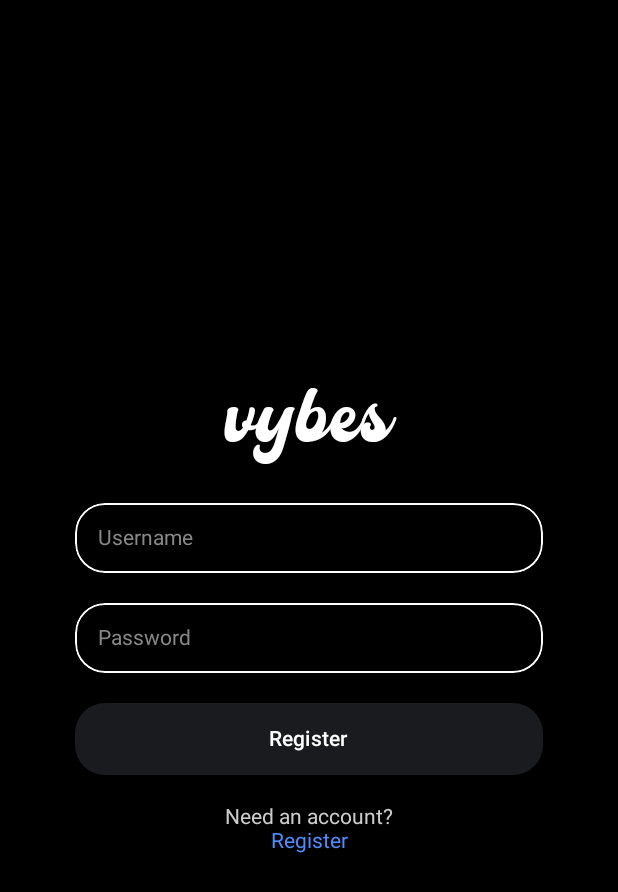
After one commit to PaulLinca/vybes-app, an Android app built with Jetpack Compose: the LoginScreen screen opened through its navigation route, on a phone screen of 412 x 824 dp. The commit adds this screen. Shown: the top 892 px of the screen. Run offline under Robolectric (Android 15) with nearby library versions, the phone set to English and light mode, and no system bars; our stand-ins replace Dagger/Hilt's generated code.

Commit message:
VYBES-APP | Register/Login Functionality

```diff
--- a/app/src/main/java/com/example/vybes/MainActivity.kt
+++ b/app/src/main/java/com/example/vybes/MainActivity.kt
@@ -7,6 +7,8 @@ import androidx.core.splashscreen.SplashScreen.Companion.installSplashScreen
 import androidx.navigation.compose.NavHost
 import androidx.navigation.compose.composable
 import androidx.navigation.compose.rememberNavController
+import com.example.vybes.auth.login.LoginScreen
+import com.example.vybes.auth.register.RegisterScreen
 import com.example.vybes.common.theme.VybesTheme
 import com.example.vybes.feedback.FeedbackScreen
 import com.example.vybes.post.VybePostScreen
@@ -25,7 +27,15 @@ class MainActivity : ComponentActivity() {
         setContent {
             VybesTheme {
                 val navController = rememberNavController()
-                NavHost(navController = navController, startDestination = FeedScreen) {
+                NavHost(navController = navController, startDestination = RegisterScreen) {
+                    composable<RegisterScreen> {
+                        RegisterScreen(onRegister = { navController.navigate(LoginScreen) })
+                    }
+                    composable<LoginScreen> {
+                        LoginScreen(
+                            onLogin = { navController.navigate(FeedScreen) },
+                            onRegister = { navController.navigate(RegisterScreen) })
+                    }
                     composable<FeedScreen> {
                         FeedScreen(navController)
                     }
--- /dev/null
+++ b/app/src/main/java/com/example/vybes/auth/login/LoginScreen.kt
@@ -0,0 +1,140 @@
+package com.example.vybes.auth.login
+
+import androidx.compose.foundation.background
+import androidx.compose.foundation.border
+import androidx.compose.foundation.clickable
+import androidx.compose.foundation.layout.Arrangement
+import androidx.compose.foundation.layout.Column
+import androidx.compose.foundation.layout.Spacer
+import androidx.compose.foundation.layout.fillMaxSize
+import androidx.compose.foundation.layout.fillMaxWidth
+import androidx.compose.foundation.layout.padding
+import androidx.compose.foundation.layout.size
+import androidx.compose.foundation.shape.RoundedCornerShape
+import androidx.compose.material3.Button
+import androidx.compose.material3.ButtonDefaults
+import androidx.compose.material3.Text
+import androidx.compose.runtime.Composable
+import androidx.compose.runtime.collectAsState
+import androidx.compose.runtime.getValue
+import androidx.compose.ui.Alignment
+import androidx.compose.ui.Modifier
+import androidx.compose.ui.draw.clip
+import androidx.compose.ui.graphics.Color
+import androidx.compose.ui.text.style.TextAlign
+import androidx.compose.ui.tooling.preview.Preview
+import androidx.compose.ui.unit.dp
+import androidx.compose.ui.unit.sp
+import androidx.hilt.navigation.compose.hiltViewModel
+import com.example.vybes.auth.service.DummyAuthService
+import com.example.vybes.common.composables.MultilineTextField
+import com.example.vybes.common.theme.Blue
+import com.example.vybes.common.theme.ErrorRed
+import com.example.vybes.common.theme.SpotifyDarkGrey
+import com.example.vybes.common.theme.White
+import com.example.vybes.common.theme.artistsStyle
+import com.example.vybes.common.theme.logoStyle
+import kotlinx.serialization.Serializable
+
+@Serializable
+object LoginScreen
+
+@Composable
+fun LoginScreen(
+    viewModel: LoginViewModel = hiltViewModel(),
+    onLogin: () -> Unit,
+    onRegister: () -> Unit
+) {
+    Column(
+        modifier = Modifier
+            .fillMaxSize()
+            .background(Color.Black)
+            .padding(horizontal = 50.dp),
+        horizontalAlignment = Alignment.CenterHorizontally,
+        verticalArrangement = Arrangement.Center,
+    ) {
+        Text(
+            text = "vybes",
+            color = White,
+            style = logoStyle,
+            fontSize = 50.sp
+        )
+        val isRegisterInfoInvalid by viewModel.isLoginInfoInvalid.collectAsState()
+        Spacer(modifier = Modifier.size(30.dp))
+        if (isRegisterInfoInvalid) {
+            Text(
+                text = "Invalid input",
+                textAlign = TextAlign.Center,
+                color = ErrorRed,
+                style = artistsStyle
+            )
+            Spacer(modifier = Modifier.size(20.dp))
+        }
+        MultilineTextField(
+            value = viewModel.usernameText,
+            onValueChanged = { viewModel.updateUsernameText(it) },
+            textStyle = artistsStyle,
+            hintText = "Username",
+            maxLines = 1,
+            modifier = Modifier
+                .fillMaxWidth()
+                .clip(RoundedCornerShape(20.dp))
+                .background(Color.Black, shape = RoundedCornerShape(20.dp))
+                .border(
+                    1.dp, White, RoundedCornerShape(20.dp)
+                )
+        )
+        Spacer(modifier = Modifier.size(20.dp))
+        MultilineTextField(
+            value = viewModel.passwordText,
+            onValueChanged = { viewModel.updatePasswordText(it) },
+            textStyle = artistsStyle,
+            hintText = "Password",
+            maxLines = 1,
+            modifier = Modifier
+                .fillMaxWidth()
+                .clip(RoundedCornerShape(20.dp))
+                .background(Color.Black, shape = RoundedCornerShape(20.dp))
+                .border(
+                    1.dp, White, RoundedCornerShape(20.dp)
+                )
+        )
+        Spacer(modifier = Modifier.size(20.dp))
+        Button(
+            onClick = {
+                viewModel.login()
+                if (!viewModel.isLoginInfoInvalid.value) {
+                    onLogin()
+                }
+            },
+            modifier = Modifier
+                .fillMaxWidth()
+                .clip(RoundedCornerShape(20.dp))
+                .background(SpotifyDarkGrey),
+            colors = ButtonDefaults.buttonColors(
+                containerColor = SpotifyDarkGrey,
+                contentColor = Color.White,
+                disabledContainerColor = Color.Gray,
+                disabledContentColor = Color.LightGray
+            )
+        ) {
+            Text(text = "Register")
+        }
+        Spacer(modifier = Modifier.size(20.dp))
+        Text(text = "Need an account?", color = Color.LightGray, style = artistsStyle)
+        Text(
+            text = "Register",
+            color = Blue,
+            modifier = Modifier.clickable(
+                onClick = onRegister
+            ),
+            style = artistsStyle
+        )
+    }
+}
+
+@Preview
+@Composable
+fun PreviewLogin() {
+    LoginScreen(LoginViewModel(DummyAuthService()), {}, {})
+}
--- /dev/null
+++ b/app/src/main/java/com/example/vybes/auth/login/LoginViewModel.kt
@@ -0,0 +1,56 @@
+package com.example.vybes.auth.login
+
+import androidx.compose.runtime.getValue
+import androidx.compose.runtime.mutableStateOf
+import androidx.compose.runtime.setValue
+import androidx.lifecycle.ViewModel
+import androidx.lifecycle.viewModelScope
+import com.example.vybes.auth.service.AuthService
+import dagger.hilt.android.lifecycle.HiltViewModel
+import kotlinx.coroutines.flow.MutableStateFlow
+import kotlinx.coroutines.flow.asStateFlow
+import kotlinx.coroutines.launch
+import javax.inject.Inject
+
+@HiltViewModel
+class LoginViewModel @Inject constructor(
+    private val authService: AuthService
+) : ViewModel() {
+
+    private var _usernameText: String by mutableStateOf("")
+    val usernameText: String
+        get() = _usernameText
+
+    fun updateUsernameText(updatedText: String) {
+        _usernameText = updatedText
+        _isLoginInfoInvalid.value = false
+    }
+
+    private var _passwordText: String by mutableStateOf("")
+    val passwordText: String
+        get() = _passwordText
+
+    fun updatePasswordText(updatedText: String) {
+        _passwordText = updatedText
+        _isLoginInfoInvalid.value = false
+    }
+
+    private val _isLoginInfoInvalid = MutableStateFlow(false)
+    val isLoginInfoInvalid = _isLoginInfoInvalid.asStateFlow()
+
+    private fun validateRegisterInfo() {
+        val isUsernameValid = usernameText.isNotBlank()
+        val isPasswordValid = passwordText.isNotBlank()
+
+        _isLoginInfoInvalid.value = !isUsernameValid || !isPasswordValid
+    }
+
+    fun login() {
+        viewModelScope.launch {
+            validateRegisterInfo()
+            if (!_isLoginInfoInvalid.value) {
+                authService.login(usernameText, passwordText)
+            }
+        }
+    }
+}
--- /dev/null
+++ b/app/src/main/java/com/example/vybes/auth/register/RegisterScreen.kt
@@ -0,0 +1,149 @@
+package com.example.vybes.auth.register
+
+import androidx.compose.foundation.background
+import androidx.compose.foundation.border
+import androidx.compose.foundation.clickable
+import androidx.compose.foundation.layout.Arrangement
+import androidx.compose.foundation.layout.Column
+import androidx.compose.foundation.layout.Spacer
+import androidx.compose.foundation.layout.fillMaxSize
+import androidx.compose.foundation.layout.fillMaxWidth
+import androidx.compose.foundation.layout.padding
+import androidx.compose.foundation.layout.size
+import androidx.compose.foundation.shape.RoundedCornerShape
+import androidx.compose.material3.Button
+import androidx.compose.material3.ButtonDefaults
+import androidx.compose.material3.Text
+import androidx.compose.runtime.Composable
+import androidx.compose.runtime.collectAsState
+import androidx.compose.runtime.getValue
+import androidx.compose.ui.Alignment
+import androidx.compose.ui.Modifier
+import androidx.compose.ui.draw.clip
+import androidx.compose.ui.graphics.Color
+import androidx.compose.ui.text.style.TextAlign
+import androidx.compose.ui.tooling.preview.Preview
+import androidx.compose.ui.unit.dp
+import androidx.compose.ui.unit.sp
+import androidx.hilt.navigation.compose.hiltViewModel
+import com.example.vybes.auth.service.DummyAuthService
+import com.example.vybes.common.composables.MultilineTextField
+import com.example.vybes.common.theme.Blue
+import com.example.vybes.common.theme.ErrorRed
+import com.example.vybes.common.theme.SpotifyDarkGrey
+import com.example.vybes.common.theme.White
+import com.example.vybes.common.theme.artistsStyle
+import com.example.vybes.common.theme.logoStyle
+import kotlinx.serialization.Serializable
+
+@Serializable
+object RegisterScreen
+
+@Composable
+fun RegisterScreen(viewModel: RegisterViewModel = hiltViewModel(), onRegister: () -> Unit) {
+    Column(
+        modifier = Modifier
+            .fillMaxSize()
+            .background(Color.Black)
+            .padding(horizontal = 50.dp),
+        horizontalAlignment = Alignment.CenterHorizontally,
+        verticalArrangement = Arrangement.Center,
+    ) {
+        Text(
+            text = "vybes",
+            color = White,
+            style = logoStyle,
+            fontSize = 50.sp
+        )
+        val isRegisterInfoInvalid by viewModel.isRegisterInfoInvalid.collectAsState()
+        Spacer(modifier = Modifier.size(30.dp))
+        if (isRegisterInfoInvalid) {
+            Text(
+                text = "Invalid input",
+                textAlign = TextAlign.Center,
+                color = ErrorRed,
+                style = artistsStyle
+            )
+            Spacer(modifier = Modifier.size(20.dp))
+        }
+        MultilineTextField(
+            value = viewModel.usernameText,
+            onValueChanged = { viewModel.updateUsernameText(it) },
+            textStyle = artistsStyle,
+            hintText = "Username",
+            maxLines = 1,
+            modifier = Modifier
+                .fillMaxWidth()
+                .clip(RoundedCornerShape(20.dp))
+                .background(Color.Black, shape = RoundedCornerShape(20.dp))
+                .border(
+                    1.dp, White, RoundedCornerShape(20.dp)
+                )
+        )
+        Spacer(modifier = Modifier.size(20.dp))
+        MultilineTextField(
+            value = viewModel.passwordText,
+            onValueChanged = { viewModel.updatePasswordText(it) },
+            textStyle = artistsStyle,
+            hintText = "Password",
+            maxLines = 1,
+            modifier = Modifier
+                .fillMaxWidth()
+                .clip(RoundedCornerShape(20.dp))
+                .background(Color.Black, shape = RoundedCornerShape(20.dp))
+                .border(
+                    1.dp, White, RoundedCornerShape(20.dp)
+                )
+        )
+        Spacer(modifier = Modifier.size(20.dp))
+        MultilineTextField(
+            value = viewModel.repeatPasswordText,
+            onValueChanged = { viewModel.updateRepeatPasswordText(it) },
+            textStyle = artistsStyle,
+            hintText = "Repeat password",
+            maxLines = 1,
+            modifier = Modifier
+                .fillMaxWidth()
+                .clip(RoundedCornerShape(20.dp))
+                .background(Color.Black, shape = RoundedCornerShape(20.dp))
+                .border(
+                    1.dp, White, RoundedCornerShape(20.dp)
+                )
+        )
+        Spacer(modifier = Modifier.size(20.dp))
+        Button(
+            onClick = {
+                viewModel.register()
+                if (!viewModel.isRegisterInfoInvalid.value) {
+                    onRegister()
+                }
+            },
+            modifier = Modifier
+                .fillMaxWidth()
+                .clip(RoundedCornerShape(20.dp))
+                .background(SpotifyDarkGrey),
+            colors = ButtonDefaults.buttonColors(
+                containerColor = SpotifyDarkGrey,
+                contentColor = Color.White,
+                disabledContainerColor = Color.Gray,
+                disabledContentColor = Color.LightGray
+            )
+        ) {
+            Text(text = "Register")
+        }
+        Spacer(modifier = Modifier.size(20.dp))
+        Text(text = "Already have an account?", color = Color.LightGray, style = artistsStyle)
+        Text(
+            text = "Login",
+            color = Blue,
+            modifier = Modifier.clickable(onClick = onRegister),
+            style = artistsStyle
+        )
+    }
+}
+
+@Preview
+@Composable
+fun Preview() {
+    RegisterScreen(viewModel = RegisterViewModel(DummyAuthService()), {})
+}
--- /dev/null
+++ b/app/src/main/java/com/example/vybes/auth/register/RegisterViewModel.kt
@@ -0,0 +1,69 @@
+package com.example.vybes.auth.register
+
+import androidx.compose.runtime.getValue
+import androidx.compose.runtime.mutableStateOf
+import androidx.compose.runtime.setValue
+import androidx.lifecycle.ViewModel
+import androidx.lifecycle.viewModelScope
+import com.example.vybes.auth.service.AuthService
+import dagger.hilt.android.lifecycle.HiltViewModel
+import kotlinx.coroutines.flow.MutableStateFlow
+import kotlinx.coroutines.flow.asStateFlow
+import kotlinx.coroutines.launch
+import javax.inject.Inject
+
+@HiltViewModel
+class RegisterViewModel @Inject constructor(
+    private val authService: AuthService
+) : ViewModel() {
+
+    private val MIN_PASSWORD_LENGTH = 8
+
+    private var _usernameText: String by mutableStateOf("")
+    val usernameText: String
+        get() = _usernameText
+
+    fun updateUsernameText(updatedText: String) {
+        _usernameText = updatedText
+        _isRegisterInfoInvalid.value = false
+    }
+
+    private var _passwordText: String by mutableStateOf("")
+    val passwordText: String
+        get() = _passwordText
+
+    fun updatePasswordText(updatedText: String) {
+        _passwordText = updatedText
+        _isRegisterInfoInvalid.value = false
+    }
+
+    private var _repeatPasswordText: String by mutableStateOf("")
+    val repeatPasswordText: String
+        get() = _repeatPasswordText
+
+    fun updateRepeatPasswordText(updatedText: String) {
+        _repeatPasswordText = updatedText
+        _isRegisterInfoInvalid.value = false
+    }
+
+    private val _isRegisterInfoInvalid = MutableStateFlow(false)
+    val isRegisterInfoInvalid = _isRegisterInfoInvalid.asStateFlow()
+
+    private fun validateRegisterInfo() {
+        val isUsernameValid = usernameText.isNotBlank()
+        val isPasswordValid = passwordText.length >= MIN_PASSWORD_LENGTH
+        val isRepeatPasswordValid = passwordText == repeatPasswordText
+
+        _isRegisterInfoInvalid.value =
+            !isUsernameValid || !isPasswordValid || !isRepeatPasswordValid
+    }
+
+    fun register() {
+        viewModelScope.launch {
+            validateRegisterInfo()
+            if(!_isRegisterInfoInvalid.value) {
+                authService.register(usernameText, passwordText)
+            }
+        }
+    }
+}
--- /dev/null
+++ b/app/src/main/java/com/example/vybes/auth/service/AuthService.kt
@@ -0,0 +1,7 @@
+package com.example.vybes.auth.service
+
+interface AuthService {
+    suspend fun register(username: String, password: String)
+
+    suspend fun login(username: String, password: String)
+}
--- /dev/null
+++ b/app/src/main/java/com/example/vybes/auth/service/DummyAuthService.kt
@@ -0,0 +1,7 @@
+package com.example.vybes.auth.service
+
+class DummyAuthService : AuthService {
+    override suspend fun register(username: String, password: String) {}
+
+    override suspend fun login(username: String, password: String) {}
+}
--- a/app/src/main/java/com/example/vybes/common/composables/MultilineTextField.kt
+++ b/app/src/main/java/com/example/vybes/common/composables/MultilineTextField.kt
@@ -22,7 +22,8 @@ fun MultilineTextField(
     onValueChanged: (String) -> Unit,
     hintText: String = "",
     textStyle: TextStyle = MaterialTheme.typography.bodyLarge,
-    maxLines: Int = 4
+    maxLines: Int = 4,
+    isPassword: Boolean = false
 ) {
     BasicTextField(
         enabled = enabled,
--- a/app/src/main/java/com/example/vybes/common/theme/Color.kt
+++ b/app/src/main/java/com/example/vybes/common/theme/Color.kt
@@ -15,3 +15,4 @@ val SpotifyLighterGrey = Color(0xFF383a40)
 
 val SuccessGreen = Color(0xFF4DFF56)
 val ErrorRed = Color(0xFFFF674D)
+val Blue = Color(0xFF4D8EFF)
--- a/app/src/main/java/com/example/vybes/dependencyInjection/AppModule.kt
+++ b/app/src/main/java/com/example/vybes/dependencyInjection/AppModule.kt
@@ -1,5 +1,7 @@
 package com.example.vybes.dependencyInjection
 
+import com.example.vybes.auth.service.AuthService
+import com.example.vybes.auth.service.DummyAuthService
 import com.example.vybes.feedback.service.DummyFeedbackService
 import com.example.vybes.feedback.service.FeedbackService
 import com.example.vybes.post.service.DummyVybeService
@@ -22,4 +24,9 @@ object AppModule {
     fun provideVybeService(): VybeService {
         return DummyVybeService()
     }
+
+    @Provides
+    fun provideAuthService(): AuthService {
+        return DummyAuthService()
+    }
 }
--- a/app/src/main/java/com/example/vybes/post/VybePostScreen.kt
+++ b/app/src/main/java/com/example/vybes/post/VybePostScreen.kt
@@ -72,7 +72,7 @@ fun VybePostScreen(
     ) {
         TopBarWithBackButton(onGoBack = onGoBack) {
             Text(
-                text = vybe?.vybesUser.orEmpty(),
+                text = vybe?.user?.name.orEmpty(),
                 color = White,
                 textAlign = TextAlign.Center,
                 style = songTitleStyle,
--- a/app/src/main/java/com/example/vybes/post/feed/VybePost.kt
+++ b/app/src/main/java/com/example/vybes/post/feed/VybePost.kt
@@ -24,14 +24,12 @@ import androidx.compose.material3.IconButton
 import androidx.compose.material3.MaterialTheme
 import androidx.compose.material3.Text
 import androidx.compose.runtime.Composable
-import androidx.compose.runtime.collectAsState
 import androidx.compose.ui.Alignment
 import androidx.compose.ui.Modifier
 import androidx.compose.ui.draw.blur
 import androidx.compose.ui.draw.clip
 import androidx.compose.ui.draw.paint
 import androidx.compose.ui.graphics.Color
-import androidx.compose.ui.graphics.Color.Companion.Red
 import androidx.compose.ui.graphics.ColorFilter
 import androidx.compose.ui.layout.ContentScale
 import androidx.compose.ui.platform.LocalContext
@@ -44,7 +42,6 @@ import coil.request.ImageRequest
 import coil.size.Size
 import com.example.vybes.R
 import com.example.vybes.common.composables.IconTextButton
-import com.example.vybes.common.theme.ErrorRed
 import com.example.vybes.common.theme.SpotifyDarkGrey
 import com.example.vybes.common.theme.SpotifyLighterGrey
 import com.example.vybes.common.theme.White
@@ -81,7 +78,7 @@ fun VybePost(vybe: Vybe, onClickCard: () -> Unit) {
                     .align(Alignment.CenterVertically)
             ) {
                 Text(
-                    text = vybe.vybesUser,
+                    text = vybe.user.name,
                     color = White,
                     style = MaterialTheme.typography.labelLarge
                 )
--- a/app/src/main/java/com/example/vybes/post/model/Vybe.kt
+++ b/app/src/main/java/com/example/vybes/post/model/Vybe.kt
@@ -22,7 +22,7 @@ data class Vybe(
     val spotifyAlbumId: String,
     val imageUrl: String,
     val postedDate: String,
-    val vybesUser: String,
+    val user: User,
     val likes: List<Like>,
     val comments: List<Comment>
 )
```
Also changed, not shown: app/src/main/java/com/example/vybes/post/service/DummyVybeService.kt (+8 -8 lines).
